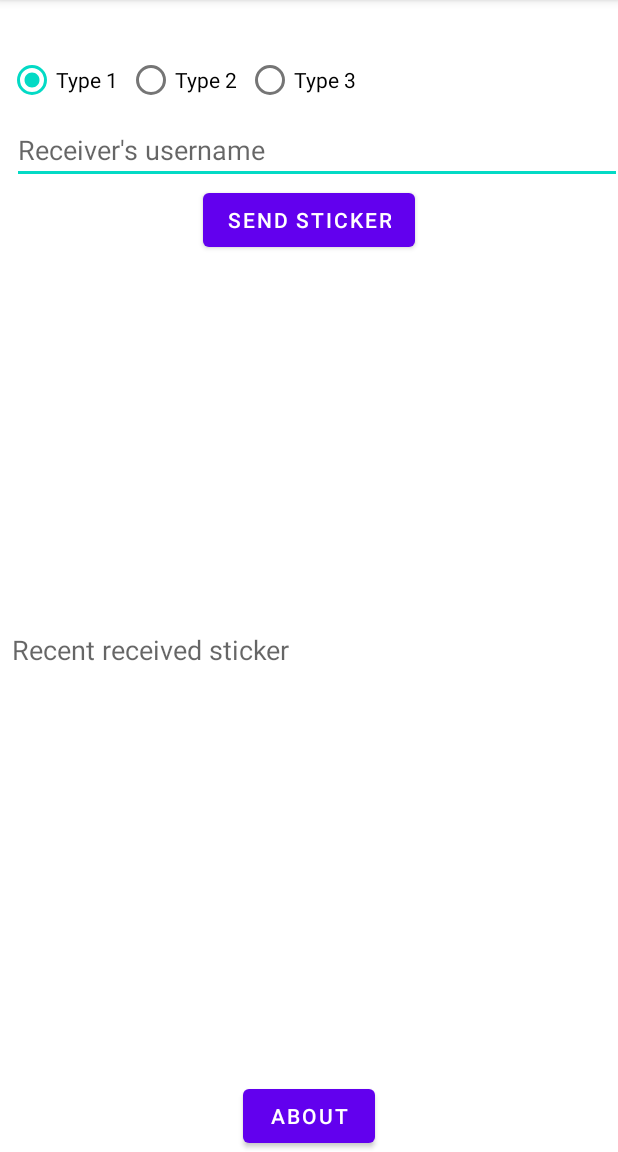
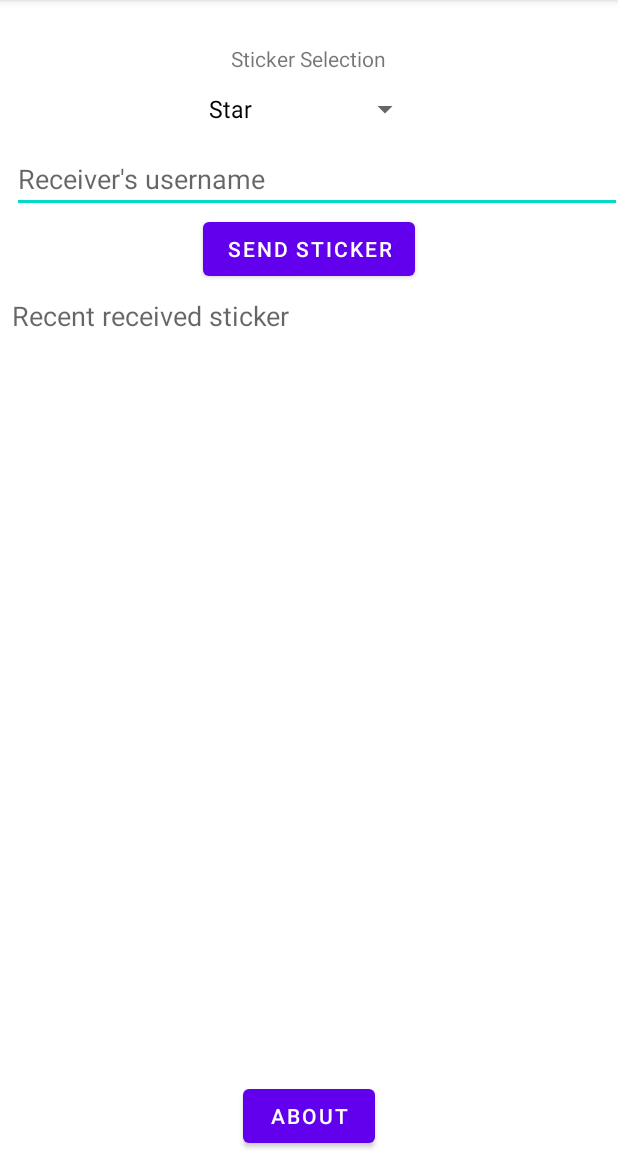
Before and after one commit to hoang-ph/NUMAD22Fa_PhongHoang_AnNguyen, an Android app: the StickerMessagingActivity screen opened directly, with no data from a screen before it, on a phone screen of 412 x 824 dp, the part 84-1236 px from its top. Run offline under Robolectric (Android 15) with nearby library versions, the phone set to English and light mode, and no system bars; our stand-ins replace Firebase (no records; nobody signed in at launch, a user with empty details on screens opened directly).

Commit message:
Update sticker's available options

```diff
--- a/app/build.gradle
+++ b/app/build.gradle
@@ -32,8 +32,8 @@ android {
         }
     }
     compileOptions {
-        sourceCompatibility JavaVersion.VERSION_1_8
-        targetCompatibility JavaVersion.VERSION_1_8
+        sourceCompatibility JavaVersion.VERSION_1_9
+        targetCompatibility JavaVersion.VERSION_1_9
     }
 }
 
--- a/app/src/main/java/edu/northeastern/nowornever/StickerMessagingActivity.java
+++ b/app/src/main/java/edu/northeastern/nowornever/StickerMessagingActivity.java
@@ -3,8 +3,11 @@ package edu.northeastern.nowornever;
 import android.os.Bundle;
 import android.util.Log;
 import android.view.View;
+import android.widget.AdapterView;
+import android.widget.ArrayAdapter;
 import android.widget.EditText;
-import android.widget.RadioButton;
+import android.widget.ImageView;
+import android.widget.Spinner;
 import android.widget.TextView;
 import android.widget.Toast;
 
@@ -21,6 +24,7 @@ import com.google.firebase.database.ValueEventListener;
 
 import java.util.ArrayList;
 import java.util.List;
+import java.util.Map;
 import java.util.Objects;
 
 import edu.northeastern.nowornever.model.sticker.Sticker;
@@ -29,11 +33,22 @@ import edu.northeastern.nowornever.model.sticker.User;
 public class StickerMessagingActivity extends AppCompatActivity {
     private static final String TAG = StickerMessagingActivity.class.getSimpleName(), ROOT = "users";
 
+    // Reference here: https://developer.android.com/reference/android/R.drawable.html
+    private static final Map<String, Integer> STICKER_SOURCES = Map.of(
+            "Star", 17301516,
+            "Microphone", 17301681,
+            "Music", 17301635,
+            "Phone",17301638,
+            "Bluetooth", 17301632
+    );
+
     private DatabaseReference ref;
     private TextView recentReceivedStickerView;
     private String username;
     private EditText receiverUsername;
-    private RadioButton sticker;
+    private Spinner typeSpinner;
+    private String selectedStickerType;
+    private ImageView stickerImageView;
     private List<Sticker> receiverList = new ArrayList<>();
 
     @Override
@@ -41,13 +56,31 @@ public class StickerMessagingActivity extends AppCompatActivity {
         super.onCreate(savedInstanceState);
         setContentView(R.layout.activity_sticker_messaging);
 
+        stickerImageView = findViewById(R.id.stickerImgView);
         TextView usernameView = findViewById(R.id.usernameView);
         username = getIntent().getStringExtra("usernameKey");
         usernameView.setText(username);
 
+        // Sticker type Spinner
+        typeSpinner = findViewById(R.id.stickerTypeSpinner);
+        ArrayAdapter<CharSequence> typeAdapter = ArrayAdapter.createFromResource(this,R.array.sticker_type_array, android.R.layout.simple_spinner_dropdown_item);
+        typeAdapter.setDropDownViewResource(android.R.layout.simple_spinner_dropdown_item);
+        typeSpinner.setAdapter(typeAdapter);
+        typeSpinner.setOnItemSelectedListener(new AdapterView.OnItemSelectedListener() {
+            @Override
+            public void onItemSelected(AdapterView<?> adapterView, View view, int i, long l) {
+                selectedStickerType = adapterView.getItemAtPosition(i).toString();
+                Log.d(TAG, "type onItemSelected: " + selectedStickerType);
+            }
+
+            @Override
+            public void onNothingSelected(AdapterView<?> adapterView) {
+
+            }
+        });
+
         recentReceivedStickerView = findViewById(R.id.recentReceivedSticker);
         receiverUsername = findViewById(R.id.receiverUsername);
-        sticker = findViewById(R.id.sticker1);
 
         ref = FirebaseDatabase.getInstance().getReference();
 
@@ -95,13 +128,19 @@ public class StickerMessagingActivity extends AppCompatActivity {
             return;
         }
 
+        if (selectedStickerType == null) {
+            Toast.makeText(getApplicationContext(), "A sticker must be selected",
+                    Toast.LENGTH_SHORT).show();
+            return;
+        }
+
         // TODO: Check if receiver exists? Might not be necessary
 
         // Retrieve existing data first
         ref.child(ROOT).child(receiver).child("receivedStickers").addValueEventListener(new ValueEventListener() {
             @Override
             public void onDataChange(@NonNull DataSnapshot snapshot) {
-                GenericTypeIndicator<List<Sticker>> t = new GenericTypeIndicator<List<Sticker>>() {};
+                GenericTypeIndicator<List<Sticker>> t = new GenericTypeIndicator<>() {};
                 receiverList = snapshot.getValue(t);
                 Log.d(TAG, "receivedStickers onDataChange: snapshot = " + Objects.requireNonNull(snapshot.getValue()));
             }
@@ -115,7 +154,7 @@ public class StickerMessagingActivity extends AppCompatActivity {
         });
 
         // Add to list
-        Sticker tempSticker = new Sticker(checkStickerType(), this.username);
+        Sticker tempSticker = new Sticker(selectedStickerType, this.username);
         receiverList.add(tempSticker);
 
         // Then write
@@ -127,26 +166,17 @@ public class StickerMessagingActivity extends AppCompatActivity {
                         , "Failed to send sticker!", Toast.LENGTH_SHORT).show());
     }
 
-    // TODO: 2 tasks:
-    //  1 - change sticker type to actually sticker instead of String
-    // 2 - Change these buttons to spinner?
-    private String checkStickerType() {
-        if (sticker.isChecked()) {
-            return "Type 1";
-        }
-        return "Type 2";
-    }
-
 
     private void showMostRecent(DataSnapshot snapshot) {
         if (snapshot != null) {
-            GenericTypeIndicator<List<Sticker>> t = new GenericTypeIndicator<List<Sticker>>() {};
+            GenericTypeIndicator<List<Sticker>> t = new GenericTypeIndicator<>() {};
             List<Sticker> list = snapshot.getValue(t);
             Log.d(TAG, "receivedStickers onDataChange: snapshot = " + (snapshot.getValue(t)));
             if (list != null) {
                 if (list.size() != 0) {
-                    String displayValue = String.valueOf(list.get(list.size() -1));
-                    recentReceivedStickerView.setText(displayValue);
+                    Sticker tempSticker = list.get(list.size() -1);
+                    recentReceivedStickerView.setText(tempSticker.getStickerInfo());
+                    stickerImageView.setImageResource(STICKER_SOURCES.get(tempSticker.type));
                 }
             }
         }
--- a/app/src/main/java/edu/northeastern/nowornever/model/sticker/Sticker.java
+++ b/app/src/main/java/edu/northeastern/nowornever/model/sticker/Sticker.java
@@ -16,4 +16,8 @@ public class Sticker {
         this.senderUsername = senderUsername;
         this.dateSent = Utils.date();
     }
+
+    public String getStickerInfo() {
+        return "Sticker was sent by " + this.senderUsername + " at " + this.dateSent;
+    }
 }
--- a/app/src/main/res/layout/activity_sticker_messaging.xml
+++ b/app/src/main/res/layout/activity_sticker_messaging.xml
@@ -20,38 +20,24 @@
         android:layout_height="wrap_content"
         android:id="@+id/inputLayout"
         android:gravity="center"
-        app:layout_constraintHorizontal_bias="0.5"
         app:layout_constraintTop_toBottomOf="@id/usernameView">
 
-        <RadioGroup
-            android:layout_width="match_parent"
+        <TextView
+            android:id="@+id/stickerTypeInfo"
+            android:layout_width="wrap_content"
             android:layout_height="wrap_content"
-            android:orientation="horizontal" >
-
-            <RadioButton
-                android:id="@+id/sticker1"
-                android:checked="true"
-                android:layout_width="wrap_content"
-                android:layout_height="wrap_content"
-                android:layout_marginStart="5dp"
-                android:text="Type 1" />
-
-            <RadioButton
-                android:id="@+id/sticker2"
-                android:layout_width="wrap_content"
-                android:layout_height="wrap_content"
-                android:layout_marginStart="5dp"
-                android:text="Type 2" />
-
-            <RadioButton
-                android:id="@+id/sticker3"
-                android:layout_width="wrap_content"
-                android:layout_height="wrap_content"
-                android:layout_marginStart="5dp"
-                android:text="Type 3" />
-
-
-        </RadioGroup>
+            android:text="@string/sticker_type"
+            app:layout_constraintEnd_toEndOf="parent"
+            app:layout_constraintStart_toStartOf="parent"
+            app:layout_constraintTop_toTopOf="parent" />
+        <Spinner
+            android:id="@+id/stickerTypeSpinner"
+            android:layout_width="wrap_content"
+            android:layout_height="wrap_content"
+            android:contentDescription="@string/sticker_type"
+            android:minHeight="48dp"
+            app:layout_constraintStart_toEndOf="@+id/stickerTypeInfo"
+            app:layout_constraintTop_toTopOf="@+id/stickerTypeInfo" />
 
         <EditText
             android:layout_width="match_parent"
@@ -77,7 +63,6 @@
         android:layout_height="wrap_content"
         android:layout_margin="8dp"
         android:gravity="center"
-        app:layout_constraintBottom_toTopOf="@id/aboutBtn"
         app:layout_constraintEnd_toEndOf="parent"
         app:layout_constraintStart_toStartOf="parent"
         app:layout_constraintTop_toBottomOf="@+id/inputLayout" >
@@ -87,6 +72,12 @@
             android:layout_height="match_parent"
             android:textAppearance="?android:attr/textAppearanceMedium"
             android:text="@string/sticker_display"/>
+
+        <ImageView
+            android:id="@+id/stickerImgView"
+            android:layout_width="50dp"
+            android:layout_height="50dp"
+            android:contentDescription="@string/sticker_display" />
 
         <TextView
             android:id="@+id/recentReceivedSticker"
--- a/app/src/main/res/values/strings.xml
+++ b/app/src/main/res/values/strings.xml
@@ -47,9 +47,19 @@
     <string name="login">Log In</string>
 
     <!--- StickerMessagingActivity -->
+    <string name="sticker_type">Sticker Selection</string>
     <string name="send_sticker">Send Sticker</string>
     <string name="sticker_display">Recent received sticker</string>
     <string name="username_inquiry">Receiver\'s username</string>
     <string name="about">About</string>
+    <string name="sticker_description">Sticker display</string>
+
+    <string-array name="sticker_type_array">
+        <item>Star</item>
+        <item>Microphone</item>
+        <item>Music</item>
+        <item>Phone</item>
+        <item>Bluetooth</item>
+    </string-array>
 
 </resources>
```
